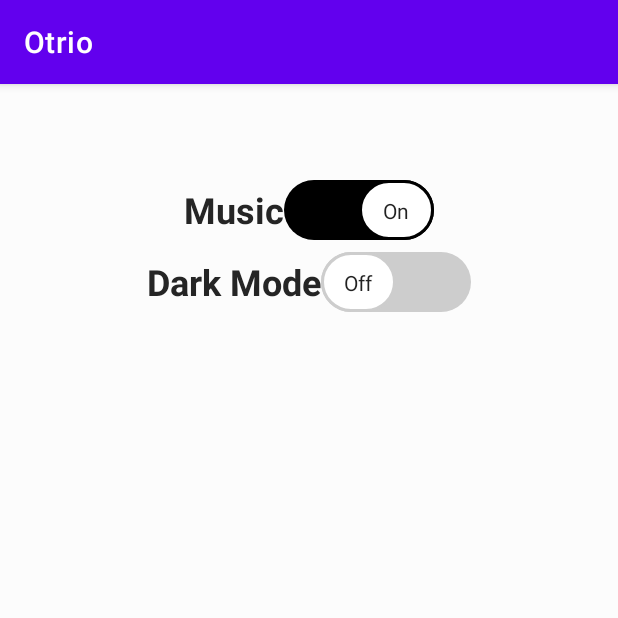
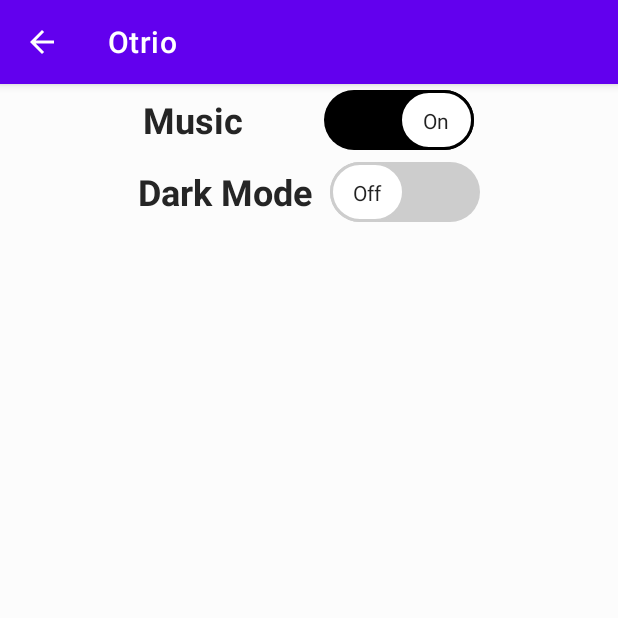
Before and after one commit to ammarkn/otrio-app, an Android app: the screen it shows after launch (SettingsActivity), after a tap on "SETTINGS", on a phone screen of 412 x 824 dp, the top half of it. Run offline under Robolectric (Android 15) with nearby library versions, the phone set to English and light mode, and no system bars.

Commit message:
Back button in toolbar

```diff
--- a/app/src/main/java/com/example/otrio/SettingsActivity.kt
+++ b/app/src/main/java/com/example/otrio/SettingsActivity.kt
@@ -3,6 +3,7 @@ package com.example.otrio
 import android.content.Context
 import android.content.SharedPreferences
 import android.os.Bundle
+import android.widget.Button
 import androidx.appcompat.app.AppCompatActivity
 import androidx.appcompat.app.AppCompatDelegate
 import androidx.appcompat.widget.SwitchCompat
@@ -20,8 +21,16 @@ class SettingsActivity: AppCompatActivity() {
         super.onCreate(savedInstanceState)
         setContentView(R.layout.activity_settings)
 
+        val toolbar = findViewById<androidx.appcompat.widget.Toolbar>(R.id.toolbar)
+        // Set toolbar as action bar
+        setSupportActionBar(toolbar)
+
+        // Enable the back button
+        supportActionBar?.setDisplayHomeAsUpEnabled(true)
+        supportActionBar?.setDisplayShowHomeEnabled(true)
+
+
         musicSwitch = findViewById(R.id.musicSwitch)
-
         // Get the SharedPreferences instance
         sharedPreferences = getSharedPreferences("Music", Context.MODE_PRIVATE)
 
@@ -76,4 +85,8 @@ class SettingsActivity: AppCompatActivity() {
             MediaPlayerManager.stopMediaPlayer()
         }
     }
+    override fun onSupportNavigateUp(): Boolean {
+        finish()
+        return true
+    }
 }
--- a/app/src/main/res/layout/activity_settings.xml
+++ b/app/src/main/res/layout/activity_settings.xml
@@ -5,45 +5,59 @@
     android:layout_height="match_parent"
     android:background="@color/background_color">
 
+    <com.google.android.material.appbar.AppBarLayout
+        android:layout_width="match_parent"
+        android:layout_height="wrap_content"
+        android:id="@+id/appbar_layout"
+        android:theme="@style/Theme.Otrio.AppBarOverlay"
+        app:layout_constraintStart_toStartOf="parent"
+        app:layout_constraintTop_toTopOf="parent"
+        app:layout_constraintEnd_toEndOf="parent"
+        >
+        <androidx.appcompat.widget.Toolbar
+            android:id="@+id/toolbar"
+            android:layout_width="match_parent"
+            android:layout_height="?attr/actionBarSize"
+            android:background="?attr/colorPrimary"
+            app:popupTheme="@style/Theme.Otrio.PopupOverlay" />
+    </com.google.android.material.appbar.AppBarLayout>
+
     <LinearLayout
         android:layout_width="match_parent"
         android:layout_height="wrap_content"
-        android:layout_marginTop="60dp"
         android:gravity="center_horizontal"
         android:orientation="vertical"
         app:layout_constraintStart_toStartOf="parent"
-        app:layout_constraintTop_toTopOf="parent">
+        app:layout_constraintTop_toBottomOf="@+id/appbar_layout">
 
         <androidx.appcompat.widget.SwitchCompat
             android:id="@+id/musicSwitch"
             android:layout_width="wrap_content"
             android:layout_height="wrap_content"
             android:text="@string/music"
+            android:textColor="@color/text_color"
+            android:textOff="@string/off"
             android:textOn="@string/on"
-            android:textOff="@string/off"
-            android:textColor="@color/text_color"
-            app:showText="true"
             android:textSize="24sp"
             android:textStyle="bold"
             android:thumb="@drawable/switch_thumb"
-            app:track="@drawable/switch_track"
-            />
+            app:showText="true"
+            app:track="@drawable/switch_track" />
 
         <androidx.appcompat.widget.SwitchCompat
             android:id="@+id/mode_switch"
             android:layout_width="wrap_content"
             android:layout_height="wrap_content"
+            android:checked="false"
             android:text="@string/dark_mode"
+            android:textColor="@color/text_color"
+            android:textOff="@string/offmode"
             android:textOn="@string/onmode"
-            android:textOff="@string/offmode"
-            android:textColor="@color/text_color"
-            app:showText="true"
-            android:checked="false"
             android:textSize="24sp"
             android:textStyle="bold"
             android:thumb="@drawable/switch_thumb"
-            app:track="@drawable/switch_track"
-            />
+            app:showText="true"
+            app:track="@drawable/switch_track" />
     </LinearLayout>
 
 </androidx.constraintlayout.widget.ConstraintLayout>
--- a/app/src/main/res/values/strings.xml
+++ b/app/src/main/res/values/strings.xml
@@ -70,12 +70,13 @@
     <string name="two_player">Two Player</string>
     <string name="three_player">Three Player</string>
     <string name="four_player">Four Player</string>
-    <string name="music">Music</string>
+    <string name="music">"Music         "</string>
     <string name="on">On</string>
     <string name="off">Off</string>
-    <string name="dark_mode">Dark Mode</string>
+    <string name="dark_mode">"Dark Mode  "</string>
     <string name="onmode">On</string>
     <string name="offmode">Off</string>
     <string name="player_1_wins">Player 1 Wins:</string>
     <string name="player_2_wins">Player 2 Wins:</string>
+    <string name="back">Back</string>
 </resources>
```
Also changed, not shown: app/src/main/AndroidManifest.xml (+22 -12 lines), app/src/main/java/com/example/otrio/FourPlayerBoardActivity.kt (+13 -0 lines), app/src/main/java/com/example/otrio/GameplayActivity.kt (deleted, +0 -11 lines), app/src/main/java/com/example/otrio/InstructionsActivity.kt (+12 -7 lines), app/src/main/java/com/example/otrio/PlayActivity.kt (+13 -0 lines), app/src/main/java/com/example/otrio/SinglePlayerBoardActivity.kt (+12 -1 lines), app/src/main/java/com/example/otrio/ThreePlayerBoardActivity.kt (+12 -0 lines), app/src/main/java/com/example/otrio/TwoPlayerBoardActivity.kt (+13 -0 lines), app/src/main/res/layout/activity_board.xml (+17 -0 lines), app/src/main/res/layout/activity_instructions.xml (+18 -9 lines), app/src/main/res/layout/activity_main.xml (+0 -12 lines), app/src/main/res/layout/activity_play.xml (+19 -2 lines).
